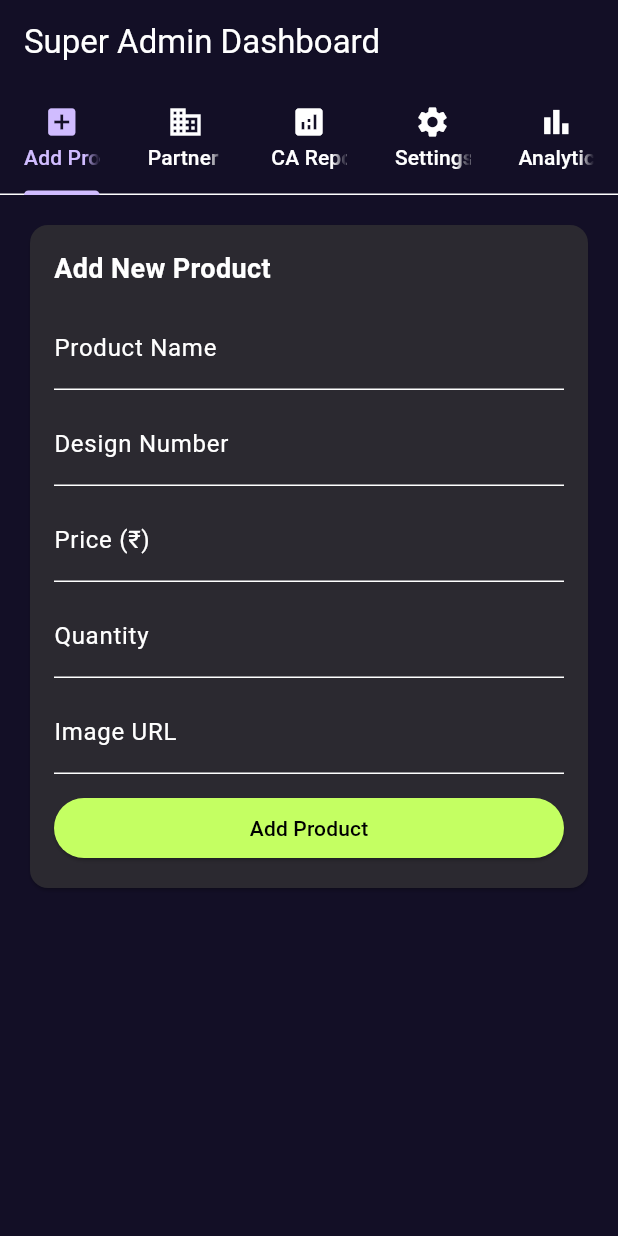
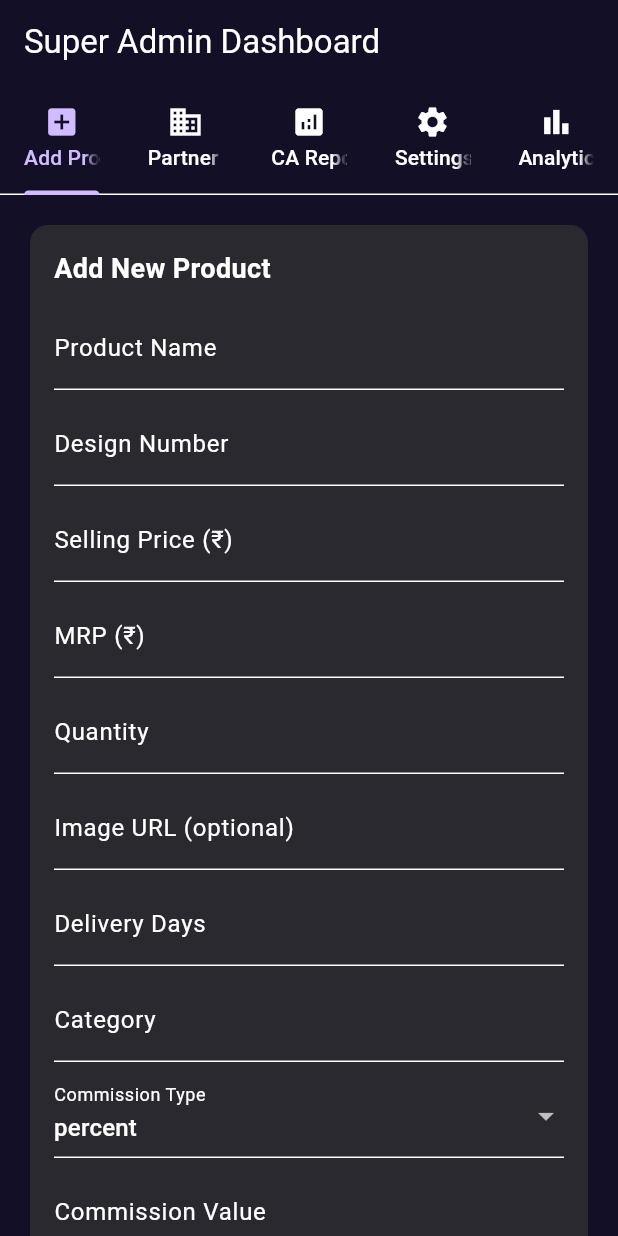
Before and after one commit to Deva212121/REELGEN-AI, a Flutter app: the SuperAdminDashboardScreen screen opened directly, on a phone screen of 412 x 824 dp. Run offline on Flutter 3.47's test engine with Material 3 defaults, Android fonts, the phone set to English and light mode, and no system bars; our stand-ins replace cloud_firestore, firebase_auth, firebase_core, firebase_crashlytics, firebase_storage, fl_chart and 4 more; missing offline and left inert: firebase_performance, google_ml_kit, razorpay_flutter, record, universal_html; accounts and stored records are empty.

Commit message:
Add catalog fields to Super Admin product form

```diff
--- a/lib/features/super_admin_dashboard/super_admin_dashboard_screen.dart
+++ b/lib/features/super_admin_dashboard/super_admin_dashboard_screen.dart
@@ -22,6 +22,11 @@
   final TextEditingController _priceController = TextEditingController();
   final TextEditingController _quantityController = TextEditingController();
   final TextEditingController _imageUrlController = TextEditingController();
+  final TextEditingController _mrpController = TextEditingController();
+  final TextEditingController _deliveryDaysController = TextEditingController();
+  final TextEditingController _categoryController = TextEditingController();
+  final TextEditingController _commissionValueController = TextEditingController();
+  CommissionType _selectedCommissionType = CommissionType.percent;
 
   // Allocate Stock Controllers
   final TextEditingController _partnerAmountController = TextEditingController();
@@ -48,6 +53,22 @@
   void initState() {
     super.initState();
     _loadSettings();
+  }
+
+  @override
+  void dispose() {
+    _productNameController.dispose();
+    _designNumberController.dispose();
+    _priceController.dispose();
+    _quantityController.dispose();
+    _imageUrlController.dispose();
+    _mrpController.dispose();
+    _deliveryDaysController.dispose();
+    _categoryController.dispose();
+    _commissionValueController.dispose();
+    _partnerAmountController.dispose();
+    _rentController.dispose();
+    super.dispose();
   }
 
   Future<void> _loadSettings() async {
@@ -115,8 +136,14 @@
               const SizedBox(height: 8),
               TextField(
                 controller: _priceController,
-                decoration: const InputDecoration(labelText: 'Price (₹)'),
-                keyboardType: TextInputType.number,
+                decoration: const InputDecoration(labelText: 'Selling Price (₹)'),
+                keyboardType: const TextInputType.numberWithOptions(decimal: true),
+              ),
+              const SizedBox(height: 8),
+              TextField(
+                controller: _mrpController,
+                decoration: const InputDecoration(labelText: 'MRP (₹)'),
+                keyboardType: const TextInputType.numberWithOptions(decimal: true),
               ),
               const SizedBox(height: 8),
               TextField(
@@ -127,7 +154,43 @@
               const SizedBox(height: 8),
               TextField(
                 controller: _imageUrlController,
-                decoration: const InputDecoration(labelText: 'Image URL'),
+                decoration: const InputDecoration(labelText: 'Image URL (optional)'),
+                keyboardType: TextInputType.url,
+              ),
+              const SizedBox(height: 8),
+              TextField(
+                controller: _deliveryDaysController,
+                decoration: const InputDecoration(labelText: 'Delivery Days'),
+                keyboardType: TextInputType.number,
+              ),
+              const SizedBox(height: 8),
+              TextField(
+                controller: _categoryController,
+                decoration: const InputDecoration(labelText: 'Category'),
+              ),
+              const SizedBox(height: 8),
+              DropdownButtonFormField<CommissionType>(
+                decoration: const InputDecoration(labelText: 'Commission Type'),
+                value: _selectedCommissionType,
+                items: CommissionType.values.map((type) {
+                  return DropdownMenuItem<CommissionType>(
+                    value: type,
+                    child: Text(type.name),
+                  );
+                }).toList(),
+                onChanged: (value) {
+                  if (value == null) return;
+                  setState(() => _selectedCommissionType = value);
+                },
+              ),
+              const SizedBox(height: 8),
+              TextField(
+                controller: _commissionValueController,
+                decoration: const InputDecoration(
+                  labelText: 'Commission Value',
+                  helperText: 'Percentage (0–100) or fixed amount in ₹',
+                ),
+                keyboardType: const TextInputType.numberWithOptions(decimal: true),
               ),
               const SizedBox(height: 12),
               ElevatedButton(
@@ -146,16 +209,60 @@
   }
 
   // ---------- Add Product Logic ----------
-  void _addProduct() async {
+  Future<void> _addProduct() async {
     final name = _productNameController.text.trim();
     final designNumber = _designNumberController.text.trim();
     final price = double.tryParse(_priceController.text.trim());
+    final mrp = double.tryParse(_mrpController.text.trim());
     final quantity = int.tryParse(_quantityController.text.trim());
+    final deliveryDays = int.tryParse(_deliveryDaysController.text.trim());
+    final category = _categoryController.text.trim();
+    final commissionValue = double.tryParse(_commissionValueController.text.trim());
     final imageUrl = _imageUrlController.text.trim();
 
-    if (name.isEmpty || designNumber.isEmpty || price == null || quantity == null) {
-      Fluttertoast.showToast(msg: 'Please fill all fields correctly');
+    if (name.isEmpty) {
+      Fluttertoast.showToast(msg: 'Product name is required');
       return;
+    }
+    if (designNumber.isEmpty) {
+      Fluttertoast.showToast(msg: 'Design number is required');
+      return;
+    }
+    if (price == null || price <= 0) {
+      Fluttertoast.showToast(msg: 'Selling price must be greater than 0');
+      return;
+    }
+    if (mrp == null || mrp < price) {
+      Fluttertoast.showToast(msg: 'MRP must be greater than or equal to selling price');
+      return;
+    }
+    if (quantity == null || quantity < 0) {
+      Fluttertoast.showToast(msg: 'Quantity must be a whole number of 0 or more');
+      return;
+    }
+    if (deliveryDays == null || deliveryDays <= 0) {
+      Fluttertoast.showToast(msg: 'Delivery days must be a whole number greater than 0');
+      return;
+    }
+    if (category.isEmpty) {
+      Fluttertoast.showToast(msg: 'Category is required');
+      return;
+    }
+    if (commissionValue == null || commissionValue < 0) {
+      Fluttertoast.showToast(msg: 'Commission value must be 0 or more');
+      return;
+    }
+    if (_selectedCommissionType == CommissionType.percent && commissionValue > 100) {
+      Fluttertoast.showToast(msg: 'Percentage commission cannot exceed 100');
+      return;
+    }
+    if (imageUrl.isNotEmpty) {
+      final uri = Uri.tryParse(imageUrl);
+      final hasValidScheme = uri?.scheme == 'http' || uri?.scheme == 'https';
+      if (uri == null || !uri.isAbsolute || !hasValidScheme || uri.host.isEmpty) {
+        Fluttertoast.showToast(msg: 'Enter a valid HTTP or HTTPS image URL');
+        return;
+      }
     }
 
     try {
@@ -167,7 +274,7 @@
         sku: 'SKU-${DateTime.now().millisecondsSinceEpoch}',
         name: name,
         description: '',
-        category: 'Jewellery',
+        category: category,
         collectionName: '',
         materialType: '',
         color: '',
@@ -178,8 +285,11 @@
         reservedStock: 0,
         minStockLevel: 2,
         stockQty: quantity,
-        commissionType: CommissionType.percent,
-        commissionValue: 12,
+        commissionType: _selectedCommissionType,
+        commissionValue: commissionValue,
+        imageUrl: imageUrl.isEmpty ? null : imageUrl,
+        mrp: mrp,
+        deliveryDays: deliveryDays,
         gstHsnCode: '71131900',
         gstRate: 18,
         unit: 'pc',
@@ -191,15 +301,25 @@
       final ref = _firestore.collection('products').doc();
       await ref.set(product.copyWith(id: ref.id).toFirestore());
 
+      if (!mounted) return;
       Fluttertoast.showToast(msg: 'Product added successfully!');
-      _productNameController.clear();
-      _designNumberController.clear();
-      _priceController.clear();
-      _quantityController.clear();
-      _imageUrlController.clear();
+      _clearAddProductFields();
     } catch (e) {
       Fluttertoast.showToast(msg: 'Error: $e');
     }
+  }
+
+  void _clearAddProductFields() {
+    _productNameController.clear();
+    _designNumberController.clear();
+    _priceController.clear();
+    _quantityController.clear();
+    _imageUrlController.clear();
+    _mrpController.clear();
+    _deliveryDaysController.clear();
+    _categoryController.clear();
+    _commissionValueController.clear();
+    setState(() => _selectedCommissionType = CommissionType.percent);
   }
 
   // ---------- Partner Management ----------
```
